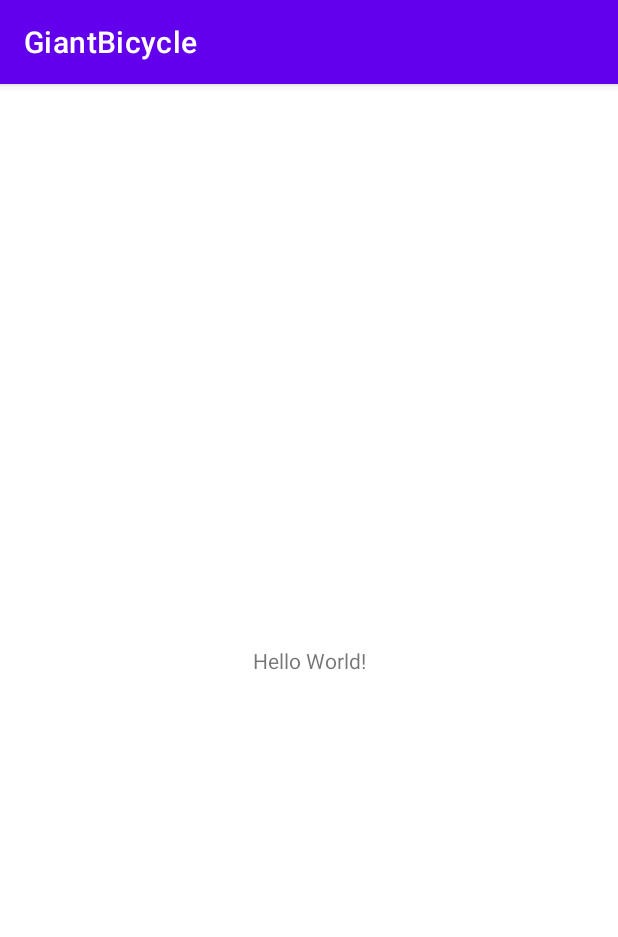
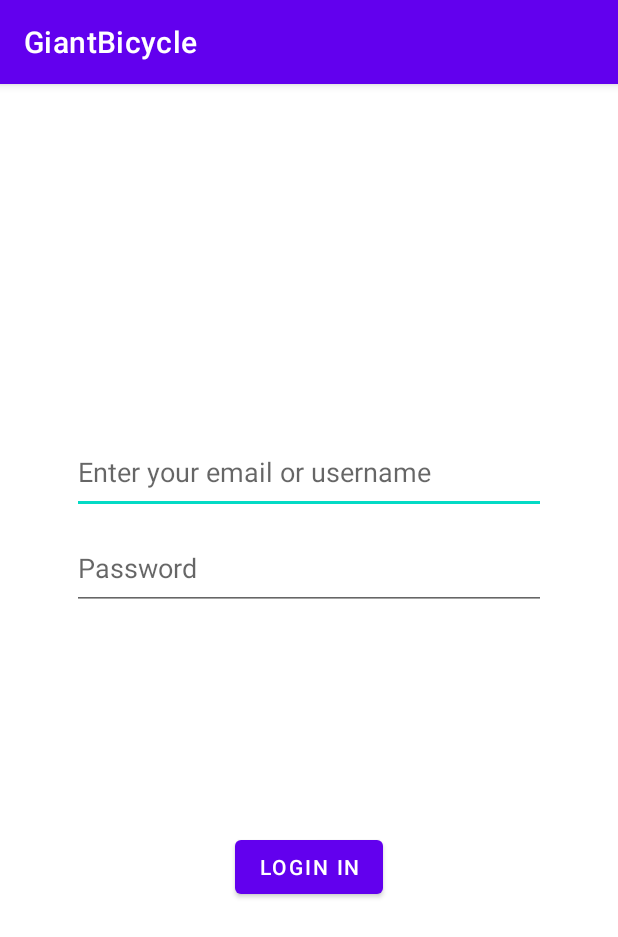
Before and after one commit to HassanAlizadehDevlab/GiantBicycle, an Android app: the screen it shows after launch (MainActivity before the commit, LoginActivity after it), on a phone screen of 412 x 824 dp. Shown: the top 937 px of the screen. Run offline under Robolectric (Android 15) with nearby library versions, the phone set to English and light mode, and no system bars; our stand-ins replace Dagger/Hilt's generated code, RxJava.

Commit message:
implement login page and provide its dependencies

```diff
--- a/app/src/main/AndroidManifest.xml
+++ b/app/src/main/AndroidManifest.xml
@@ -5,11 +5,12 @@
     <application
         android:allowBackup="true"
         android:icon="@mipmap/ic_launcher"
+        android:name=".GiantBicycleApplication"
         android:label="@string/app_name"
         android:roundIcon="@mipmap/ic_launcher_round"
         android:supportsRtl="true"
         android:theme="@style/Theme.GiantBicycle">
-        <activity android:name="com.android.giantbicycle.login.presentation.MainActivity">
+        <activity android:name="com.android.giantbicycle.login.presentation.LoginActivity">
             <intent-filter>
                 <action android:name="android.intent.action.MAIN" />
 
--- /dev/null
+++ b/app/src/main/java/com/android/giantbicycle/GiantBicycleApplication.kt
@@ -0,0 +1,25 @@
+package com.android.giantbicycle
+
+import dagger.android.AndroidInjector
+import dagger.android.DaggerApplication
+import io.reactivex.plugins.RxJavaPlugins
+
+
+class GiantBicycleApplication : DaggerApplication() {
+
+    override fun applicationInjector(): AndroidInjector<out DaggerApplication> =
+        DaggerGiantBicycleComponent.factory().create(this)
+
+
+    override fun onCreate() {
+        super.onCreate()
+        initRxErrorHandler()
+    }
+
+    /**
+     * RxJavaPlugins.setErrorHandler used for handle rx errors like network errors
+     * */
+    private fun initRxErrorHandler() {
+        RxJavaPlugins.setErrorHandler {}
+    }
+}
--- /dev/null
+++ b/app/src/main/java/com/android/giantbicycle/login/presentation/LoginActivity.kt
@@ -0,0 +1,74 @@
+package com.android.giantbicycle.login.presentation
+
+import androidx.appcompat.app.AppCompatActivity
+import android.os.Bundle
+import android.view.View
+import androidx.lifecycle.ViewModelProvider
+import com.android.giantbicycle.databinding.ActivityLoginBinding
+import com.android.shared.presentation.ViewModelProviderFactory
+import com.google.android.material.snackbar.Snackbar
+import dagger.android.AndroidInjection
+import javax.inject.Inject
+
+class LoginActivity : AppCompatActivity() {
+
+    private lateinit var binding: ActivityLoginBinding
+
+    @Inject
+    lateinit var factory: ViewModelProviderFactory
+    private lateinit var viewModel: LoginViewModel
+
+
+    override fun onCreate(savedInstanceState: Bundle?) {
+        super.onCreate(savedInstanceState)
+        binding = ActivityLoginBinding.inflate(layoutInflater)
+        val view = binding.root
+        setContentView(view)
+
+        inject()
+        setupObservers()
+        setupClickListeners()
+    }
+
+    private fun inject() {
+        AndroidInjection.inject(this)
+    }
+
+    private fun setupObservers() {
+        viewModel = ViewModelProvider(this, factory)[LoginViewModel::class.java]
+
+        viewModel.messageObservable.observe(this, ::observeMessages)
+        viewModel.response.observe(this, ::observeResponse)
+        viewModel.isRefreshing.observe(this, ::observeLoading)
+        viewModel.isRefreshing.observe(this, ::observeLoginButton)
+    }
+
+    private fun setupClickListeners() {
+        with(binding) {
+
+            buttonLogin.setOnClickListener {
+                val username = editTextUsername.text?.let { it.toString() }
+                val password = editTextPassword.text?.let { it.toString() }
+                viewModel.login(username, password)
+            }
+        }
+    }
+
+    private fun observeLoading(isLoading: Boolean) {
+        binding.loading.visibility = if (isLoading) View.VISIBLE else View.GONE
+    }
+
+    private fun observeLoginButton(isLoading: Boolean) {
+        binding.buttonLogin.isEnabled = !isLoading
+    }
+
+    private fun observeResponse(result: Int) {
+        Snackbar.make(binding.root, "Result is $result", Snackbar.LENGTH_LONG).show()
+    }
+
+    private fun observeMessages(message: String) {
+        Snackbar.make(binding.root, message, Snackbar.LENGTH_LONG).show()
+    }
+
+
+}
--- a/app/src/main/java/com/android/giantbicycle/login/presentation/MainActivity.kt
+++ /dev/null
@@ -1,12 +0,0 @@
-package com.android.giantbicycle.login.presentation
-
-import androidx.appcompat.app.AppCompatActivity
-import android.os.Bundle
-import com.android.giantbicycle.R
-
-class MainActivity : AppCompatActivity() {
-    override fun onCreate(savedInstanceState: Bundle?) {
-        super.onCreate(savedInstanceState)
-        setContentView(R.layout.activity_main)
-    }
-}
--- /dev/null
+++ b/app/src/main/res/layout/activity_login.xml
@@ -0,0 +1,72 @@
+<?xml version="1.0" encoding="utf-8"?>
+<androidx.constraintlayout.widget.ConstraintLayout xmlns:android="http://schemas.android.com/apk/res/android"
+    xmlns:app="http://schemas.android.com/apk/res-auto"
+    xmlns:tools="http://schemas.android.com/tools"
+    android:id="@+id/container"
+    android:layout_width="match_parent"
+    android:layout_height="match_parent"
+    android:paddingStart="48dp"
+    android:paddingEnd="48dp"
+    tools:context=".login.presentation.LoginActivity">
+
+    <Space
+        android:id="@+id/space"
+        android:layout_width="match_parent"
+        android:layout_height="0dp"
+        app:layout_constraintHeight_percent="0.3"
+        app:layout_constraintLeft_toLeftOf="parent"
+        app:layout_constraintRight_toRightOf="parent"
+        app:layout_constraintTop_toTopOf="parent" />
+
+    <androidx.appcompat.widget.AppCompatEditText
+        android:id="@+id/editTextUsername"
+        style="@style/Widget.AppCompat.EditText"
+        android:layout_width="0dp"
+        android:layout_height="56dp"
+        android:gravity="center_vertical"
+        android:hint="@string/prompt_email"
+        android:inputType="textEmailAddress"
+        android:selectAllOnFocus="true"
+        app:layout_constraintEnd_toEndOf="parent"
+        app:layout_constraintStart_toStartOf="parent"
+        app:layout_constraintTop_toBottomOf="@+id/space" />
+
+    <androidx.appcompat.widget.AppCompatEditText
+        android:id="@+id/editTextPassword"
+        style="@style/Widget.AppCompat.EditText"
+        android:layout_width="0dp"
+        android:layout_height="56dp"
+        android:layout_marginTop="8dp"
+        android:hint="@string/prompt_password"
+        android:imeActionLabel="@string/action_login_in"
+        android:imeOptions="actionDone"
+        android:inputType="textPassword"
+        android:selectAllOnFocus="true"
+        app:layout_constraintEnd_toEndOf="parent"
+        app:layout_constraintStart_toStartOf="parent"
+        app:layout_constraintTop_toBottomOf="@+id/editTextUsername" />
+
+    <com.google.android.material.button.MaterialButton
+        android:id="@+id/buttonLogin"
+        android:layout_width="wrap_content"
+        android:layout_height="wrap_content"
+        android:layout_gravity="start"
+        android:text="@string/action_login_in"
+        app:layout_constraintBottom_toBottomOf="parent"
+        app:layout_constraintEnd_toEndOf="parent"
+        app:layout_constraintStart_toStartOf="parent"
+        app:layout_constraintTop_toBottomOf="@+id/editTextPassword"
+        app:layout_constraintVertical_bias="0.4" />
+
+    <ProgressBar
+        android:id="@+id/loading"
+        android:layout_width="wrap_content"
+        android:layout_height="wrap_content"
+        android:visibility="gone"
+        app:layout_constraintBottom_toBottomOf="parent"
+        app:layout_constraintEnd_toEndOf="@+id/editTextPassword"
+        app:layout_constraintStart_toStartOf="@+id/editTextPassword"
+        app:layout_constraintTop_toTopOf="parent"
+        app:layout_constraintVertical_bias="0.55" />
+
+</androidx.constraintlayout.widget.ConstraintLayout>
--- a/app/src/main/res/layout/activity_main.xml
+++ /dev/null
@@ -1,18 +0,0 @@
-<?xml version="1.0" encoding="utf-8"?>
-<androidx.constraintlayout.widget.ConstraintLayout xmlns:android="http://schemas.android.com/apk/res/android"
-    xmlns:app="http://schemas.android.com/apk/res-auto"
-    xmlns:tools="http://schemas.android.com/tools"
-    android:layout_width="match_parent"
-    android:layout_height="match_parent"
-    tools:context=".login.presentation.MainActivity">
-
-    <TextView
-        android:layout_width="wrap_content"
-        android:layout_height="wrap_content"
-        android:text="Hello World!"
-        app:layout_constraintBottom_toBottomOf="parent"
-        app:layout_constraintLeft_toLeftOf="parent"
-        app:layout_constraintRight_toRightOf="parent"
-        app:layout_constraintTop_toTopOf="parent" />
-
-</androidx.constraintlayout.widget.ConstraintLayout>
--- a/app/src/main/res/values/strings.xml
+++ b/app/src/main/res/values/strings.xml
@@ -1,5 +1,9 @@
 <resources>
     <string name="app_name">GiantBicycle</string>
+
+    <string name="prompt_email">Enter your email or username</string>
+    <string name="action_login_in">Login in</string>
+    <string name="prompt_password">Password</string>
 
     <string name="username_is_null">Please fill the username field</string>
     <string name="password_is_null">Please fill the password field</string>
```
Also changed, not shown: app/src/main/java/com/android/giantbicycle/GiantBicycleComponent.kt (added, +24 -0 lines), app/src/main/java/com/android/giantbicycle/GiantBicycleModule.kt (added, +24 -0 lines), app/src/main/java/com/android/giantbicycle/login/LoginModule.kt (added, +15 -0 lines), app/src/main/java/com/android/giantbicycle/login/presentation/PresentationModule.kt (added, +30 -0 lines).
